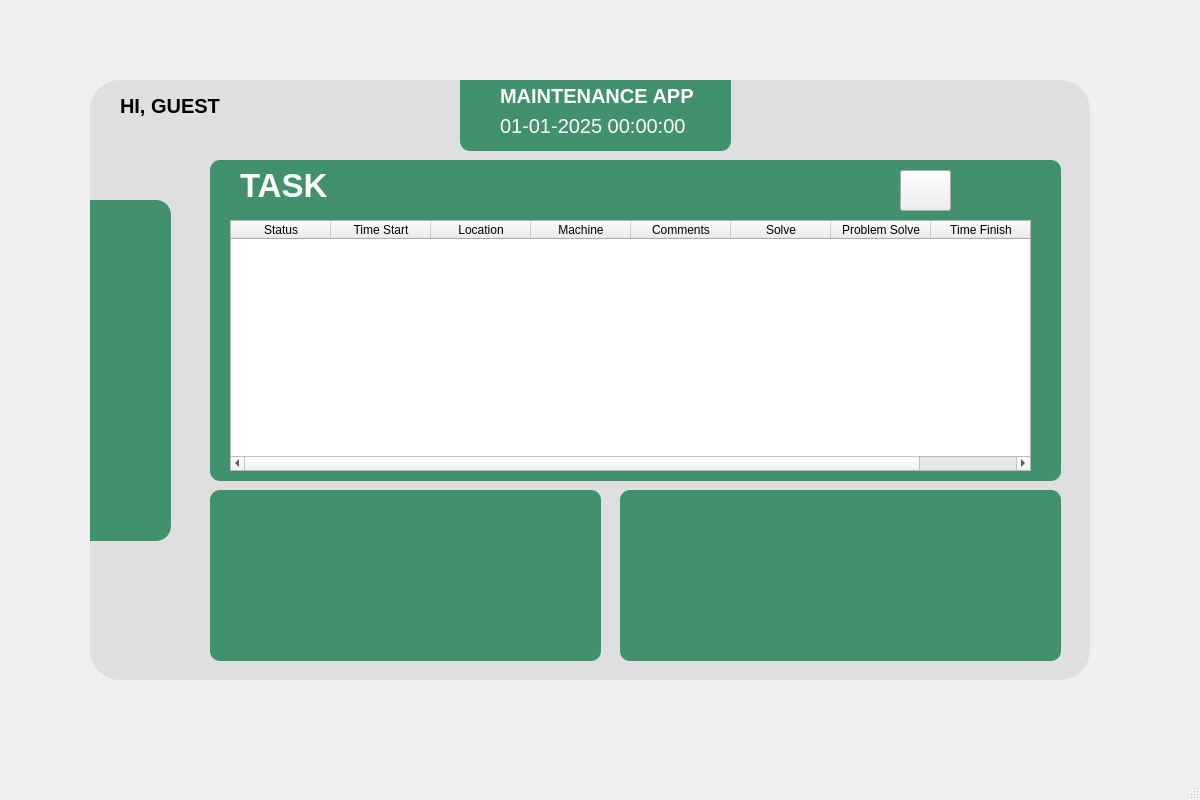
Above: mainwindow.ui from ridhosoru/MtcApp before the change. Below: the same form after it.
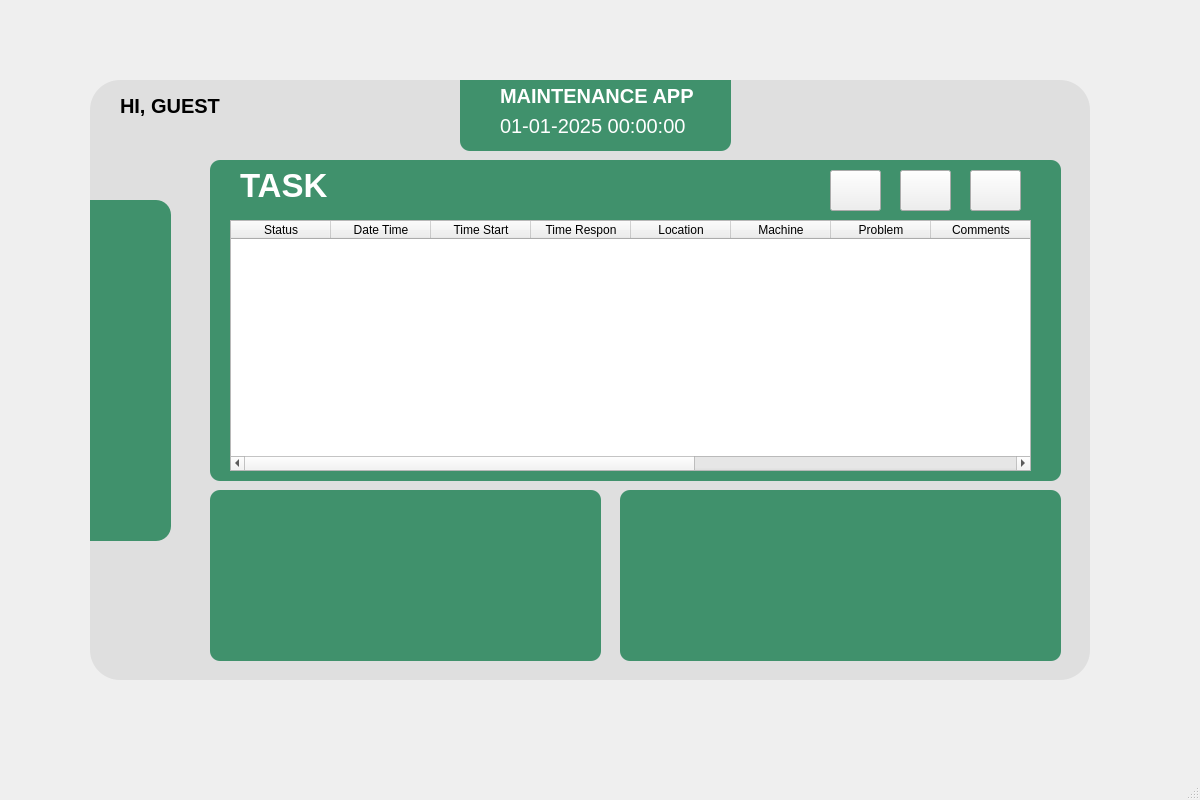
That is the form after the change. Icons and pictures are not drawn.

Commit message: Update respon calling and update database

Diff of the .ui file:
```diff
--- a/mainwindow.ui
+++ b/mainwindow.ui
@@ -192,7 +192,7 @@
      <widget class="QPushButton" name="callButton">
       <property name="geometry">
        <rect>
-        <x>690</x>
+        <x>620</x>
         <y>10</y>
         <width>51</width>
         <height>41</height>
@@ -221,11 +221,21 @@
         <string>Status</string>
        </property>
       </column>
+      <column>
+       <property name="text">
+        <string>Date Time</string>
+       </property>
+      </column>
       <column>
        <property name="text">
         <string>Time Start</string>
        </property>
       </column>
+      <column>
+       <property name="text">
+        <string>Time Respon</string>
+       </property>
+      </column>
       <column>
        <property name="text">
         <string>Location</string>
@@ -236,26 +246,75 @@
         <string>Machine</string>
        </property>
       </column>
+      <column>
+       <property name="text">
+        <string>Problem</string>
+       </property>
+      </column>
       <column>
        <property name="text">
         <string>Comments</string>
        </property>
       </column>
+      <column>
+       <property name="text">
+        <string>Problem After Check</string>
+       </property>
+      </column>
       <column>
        <property name="text">
         <string>Solve</string>
        </property>
       </column>
-      <column>
-       <property name="text">
-        <string>Problem Solve</string>
-       </property>
-      </column>
       <column>
        <property name="text">
         <string>Time Finish</string>
        </property>
       </column>
+      <column>
+       <property name="text">
+        <string>Name Mtc</string>
+       </property>
+      </column>
+     </widget>
+     <widget class="QPushButton" name="callresponseButton">
+      <property name="geometry">
+       <rect>
+        <x>690</x>
+        <y>10</y>
+        <width>51</width>
+        <height>41</height>
+       </rect>
+      </property>
+      <property name="styleSheet">
+       <string notr="true"/>
+      </property>
+      <property name="text">
+       <string/>
+      </property>
+      <property name="icon">
+       <iconset>
+        <normalon>:/call/pngegg.png</normalon>
+       </iconset>
+      </property>
+     </widget>
+     <widget class="QPushButton" name="callButton_3">
+      <property name="geometry">
+       <rect>
+        <x>760</x>
+        <y>10</y>
+        <width>51</width>
+        <height>41</height>
+       </rect>
+      </property>
+      <property name="text">
+       <string/>
+      </property>
+      <property name="icon">
+       <iconset>
+        <normalon>:/call/pngegg.png</normalon>
+       </iconset>
+      </property>
      </widget>
     </widget>
     <widget class="QFrame" name="frame_5">
```
Left out of the diff: 2 changed lines with no effect on the pictures. The commit also changes 5 other files.
